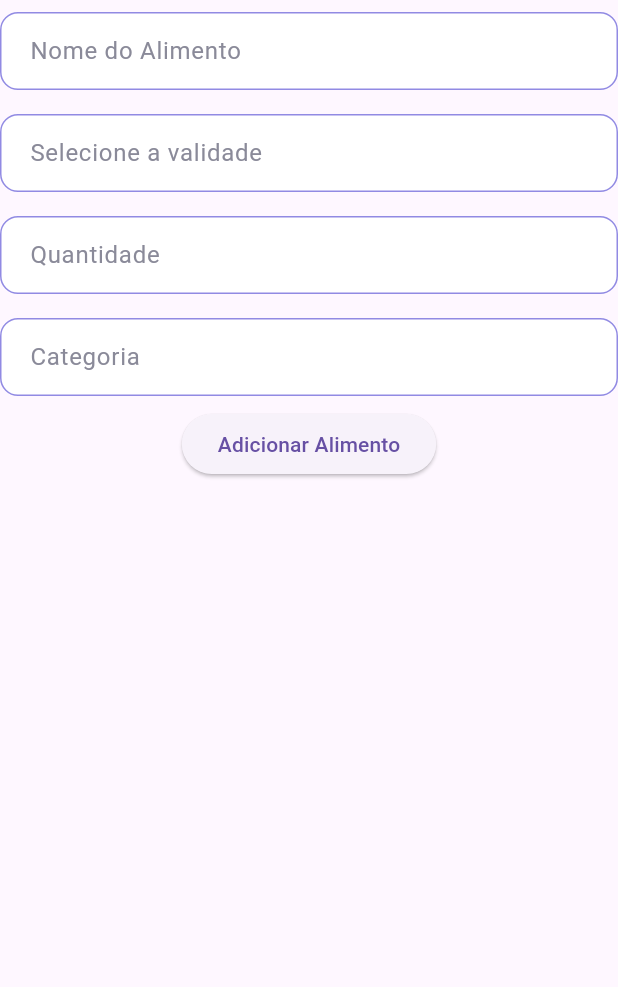
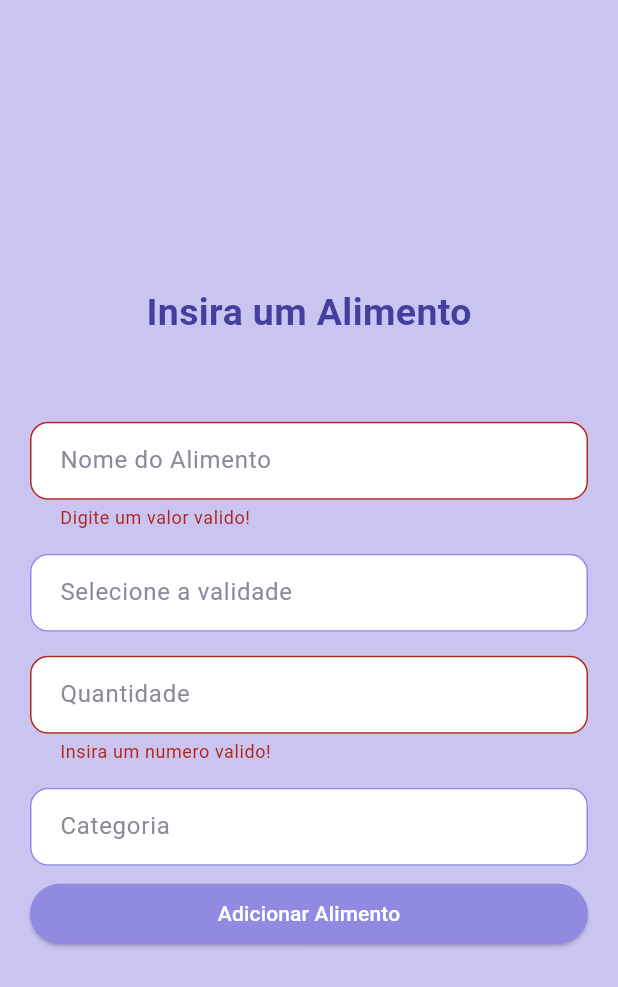
Before and after one commit to Geotryy/minha-geladeira, a Flutter app: the screen it shows after launch, after a tap on "Iniciar", after a tap on "Adicionar Alimento", on a phone screen of 412 x 824 dp. Shown: the top 987 px of the screen. Run offline on Flutter 3.47's test engine with Material 3 defaults, Android fonts, the phone set to English and light mode, and no system bars; our stand-ins replace sqflite; accounts and stored records are empty.

Commit message:
db adicionado e controllers separados da tela

```diff
--- /dev/null
+++ b/lib/controller/controller_form.dart
@@ -0,0 +1,37 @@
+import 'package:flutter/material.dart';
+import 'package:intl/intl.dart';
+import 'package:minha_geladeira/data/database/database.dart';
+import 'package:minha_geladeira/data/models/model_food.dart';
+
+class ControllerForm {
+  final formKey = GlobalKey<FormState>();
+  final nomeController = TextEditingController();
+  final validadeController = TextEditingController();
+  final qtdController = TextEditingController();
+  final categoriaController = TextEditingController();
+  final DateFormat formatter = DateFormat('dd/MM/yyyy');
+
+  final List<Alimento> alimentos = [];
+
+  Future<Alimento?> postAlimento() async {
+    if (!formKey.currentState!.validate()) return null;
+    final novoAlimento = Alimento(
+        id: DateTime.now().millisecondsSinceEpoch,
+        nome: nomeController.text,
+        validade: formatter.parse(validadeController.text),
+        quantidade: int.tryParse(qtdController.text) ?? 0,
+        categoria: categoriaController.text);
+
+    alimentos.add(novoAlimento);
+    DbHelper.inserirAlimento;
+    clearController();
+    return novoAlimento;
+  }
+
+  void clearController() {
+    nomeController.clear();
+    qtdController.clear();
+    validadeController.clear();
+    categoriaController.clear();
+  }
+}
--- a/lib/core/constants/app_colors.dart
+++ b/lib/core/constants/app_colors.dart
@@ -8,7 +8,7 @@ class AppColors {
   static const Color primaryLight = Color(0xFFC9C4F0);
 
   // Verde claro: destaque positivo (comida fresca, sucesso etc)
-  static const Color accent = Color(0xFF68C3A3);
+  static const Color accent = Color.fromARGB(255, 27, 27, 27);
 
   // Cinza escuro: texto principal
   static const Color  background = Color(0xFFF5F5F7);
--- a/lib/screens/components/custom_text_field.dart
+++ b/lib/screens/components/custom_text_field.dart
@@ -44,7 +44,7 @@ class CustomTextField extends StatelessWidget {
           ),
           focusedBorder: OutlineInputBorder(
             borderRadius: BorderRadius.circular(12),
-            borderSide: const BorderSide(color: AppColors.accent, width: 2),
+            borderSide: const BorderSide(color: AppColors.textPrimary, width: 2),
           ),
         ),
       ),
--- a/lib/screens/initial_screen.dart
+++ b/lib/screens/initial_screen.dart
@@ -28,7 +28,7 @@ class _InitialScreenState extends State<InitialScreen> {
               Text(
                 'Minha Geladeira',
                 style: TextStyle(
-                    color: const Color.fromARGB(255, 27, 27, 27),
+                    color: AppColors.accent,
                     fontSize: 35,
                     fontWeight: FontWeight.bold),
               ),
@@ -36,7 +36,7 @@ class _InitialScreenState extends State<InitialScreen> {
               Text(
                 'Pra nunca mais esquecer aquele iogurte',
                 style: TextStyle(
-                    color: const Color.fromARGB(255, 34, 34, 34),
+                    color: AppColors.accent,
                     fontSize: 15,
                     fontWeight: FontWeight.bold),
               ),
@@ -44,7 +44,7 @@ class _InitialScreenState extends State<InitialScreen> {
               SizedBox(
                 width: Responsive.width(context) * 0.3,
                 child: ElevatedButton(
-                  style: ElevatedButton.styleFrom(backgroundColor:const Color.fromARGB(255, 27, 27, 27) ),
+                  style: ElevatedButton.styleFrom(backgroundColor: AppColors.accent),
                     onPressed: () {
                       Navigator.pushReplacement(context,
                           MaterialPageRoute(builder: (context) => FoodInsert()));
--- a/lib/screens/insert_food_screen.dart
+++ b/lib/screens/insert_food_screen.dart
@@ -1,6 +1,9 @@
 import 'package:flutter/material.dart';
 import 'package:intl/intl.dart';
+import 'package:minha_geladeira/controller/controller_form.dart';
+import 'package:minha_geladeira/core/constants/app_colors.dart';
 import 'package:minha_geladeira/core/utils/responsive.dart';
+import 'package:minha_geladeira/core/validator/validator_form.dart';
 import 'package:minha_geladeira/data/models/model_food.dart';
 import 'package:minha_geladeira/screens/components/custom_text_field.dart';
 import 'package:minha_geladeira/screens/components/date_custom.dart';
@@ -13,32 +16,11 @@ class FoodInsert extends StatefulWidget {
 }
 
 class _FoodInsertState extends State<FoodInsert> {
-  final _formKey = GlobalKey<FormState>();
-  final _nomeController = TextEditingController();
-  final _validadeController = TextEditingController();
-  final _qtdController = TextEditingController();
-  final _categoriaController = TextEditingController();
-  final DateFormat formatter = DateFormat('dd/MM/yyyy');
-
-  final List<Alimento> alimentos = [];
-
+  final controller = ControllerForm();
   void postAlimento() {
-    if (_formKey.currentState!.validate()) {
-      final novoAlimento = Alimento(
-          id: DateTime.now().millisecondsSinceEpoch,
-          nome: _nomeController.text,
-          validade: formatter.parse(_validadeController.text),
-          quantidade: int.tryParse(_qtdController.text) ?? 0,
-          categoria: _categoriaController.text);
-      setState(() {
-        alimentos.add(novoAlimento);
-        _nomeController.clear();
-        _qtdController.clear();
-        _validadeController.clear();
-        _categoriaController.clear();
-      });
-      ScaffoldMessenger.of(context).showSnackBar(
-          SnackBar(content: Text('Alimento adicionado com sucesso!')));
+    if(controller.formKey.currentState!.validate()) {
+      controller.postAlimento();
+      ScaffoldMessenger.of(context).showSnackBar(SnackBar(content: Text('Alimento adicionado com sucesso!')));
     }
   }
 
@@ -46,31 +28,54 @@ class _FoodInsertState extends State<FoodInsert> {
   Widget build(BuildContext context) {
     return Scaffold(
       body: SingleChildScrollView(
-        child: SizedBox(
+        child: Container(
+          color: AppColors.primaryLight,
+          padding: EdgeInsets.all(20),
           height: Responsive.height(context),
           child: Form(
-            key: _formKey,
+            key: controller.formKey,
             child: Column(
+              mainAxisAlignment: MainAxisAlignment.center,
               children: [
+                SizedBox(
+                    height: Responsive.height(context) * 0.1,
+                    child: Text(
+                      'Insira um Alimento',
+                      style: TextStyle(
+                          color: AppColors.textPrimary,
+                          fontSize: 25,
+                          fontWeight: FontWeight.bold),
+                    )),
                 CustomTextField(
                   label: "Nome do Alimento",
-                  controller: _nomeController,
+                  controller: controller.nomeController,
                   isRequiredValidator: true,
+                  validator: requiredField('Digite um valor valido!'),
                 ),
                 DateCustom(
-                    controller: _validadeController,
+                    controller: controller.validadeController,
                     label: 'Selecione a data de validade'),
                 CustomTextField(
-                    label: "Quantidade", controller: _qtdController),
+                  label: "Quantidade",
+                  controller: controller.qtdController,
+                  isRequiredValidator: true,
+                  validator: integerField('Insira um numero valido!'),
+                ),
                 CustomTextField(
-                    label: "Categoria", controller: _categoriaController),
-                ElevatedButton(
-                    onPressed: () {
-                      if (_formKey.currentState!.validate()) {
+                    label: "Categoria",
+                    controller: controller.categoriaController),
+                SizedBox(
+                  width: Responsive.width(context),
+                  child: ElevatedButton(
+                      style: ElevatedButton.styleFrom(
+                        backgroundColor: AppColors.primary,
+                      ),
+                      onPressed: () {
                         postAlimento();
-                      }
-                    },
-                    child: Text('Adicionar Alimento'))
+                      },
+                      child: Text('Adicionar Alimento',
+                          style: TextStyle(color: Colors.white))),
+                )
               ],
             ),
           ),
```
Also changed, not shown: lib/data/database/database.dart (+44 -1 lines), lib/data/models/model_food.dart (+20 -0 lines).
